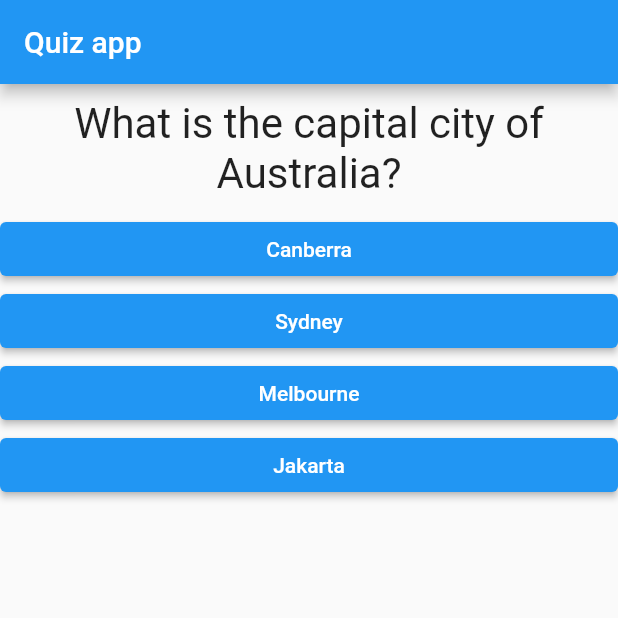
After one commit to Su1tanA1bo/Flutter-Quiz-App, a Flutter app: the screen it shows after launch, on a phone screen of 412 x 824 dp, the top half of it. The commit adds this screen. Run offline on Flutter 3.47's test engine with Material 2 defaults, Android fonts, the phone set to English and light mode, and no system bars.

Commit message:
made quiz into seperate widget

```diff
--- a/lib/main.dart
+++ b/lib/main.dart
@@ -1,6 +1,8 @@
 import 'package:flutter/material.dart';
+import 'package:quiz_app/quiz.dart';
 import './answer.dart';
 import 'package:quiz_app/question.dart';
+import 'quiz.dart';
 
 void main() => runApp(MyApp());
 class MyApp extends StatefulWidget {
@@ -9,7 +11,7 @@ class MyApp extends StatefulWidget {
 }
 
 class _MyAppState extends State<MyApp> {
-  var questions = [
+  final _questions = [
     {
         "QuestionText":"What is the capital city of Australia?",
         "answers": ["Canberra", "Sydney", "Melbourne", "Jakarta"],
@@ -49,18 +51,8 @@ class _MyAppState extends State<MyApp> {
         appBar: AppBar(
           title: Text('Quiz app'),
         ),
-        body: _questionIndex < questions.length? Column(
-          children: [
-            Question(
-              questions[_questionIndex]['QuestionText'] as String
-            ),
-
-            ...(questions[_questionIndex]['answers'] as List<String>).map((answer)
-            {
-               return Answer(_answerQuestion, answer);
-            }).toList()
-          ],
-        ) : Center(child: Text('You did it!'),),
+        body: _questionIndex < _questions.length? Quiz(answerQuestion: _answerQuestion, questionIndex: _questionIndex, questions: _questions,)
+         : Center(child: Text('You did it!'),),
       ),
     );
   }
--- /dev/null
+++ b/lib/quiz.dart
@@ -0,0 +1,28 @@
+import 'package:flutter/material.dart';
+import './question.dart';
+import './answer.dart';
+
+class Quiz extends StatelessWidget {
+  final List<Map<String, Object>> questions;
+  final int questionIndex;
+  final VoidCallback answerQuestion;
+
+  Quiz({required this.questions, required this.answerQuestion, required this.questionIndex});
+
+  @override
+  Widget build(BuildContext context) {
+    return Column(
+          children: [
+            Question(
+              questions[questionIndex]['QuestionText'] as String
+            ),
+            ...(questions[questionIndex]['answers'] as List<String>).map((answer)
+            {
+               return Answer(answerQuestion, answer);
+            }).toList()
+          ],
+
+
+    );
+  }
+}
```
Also changed, not shown: lib/result.dart (added).
